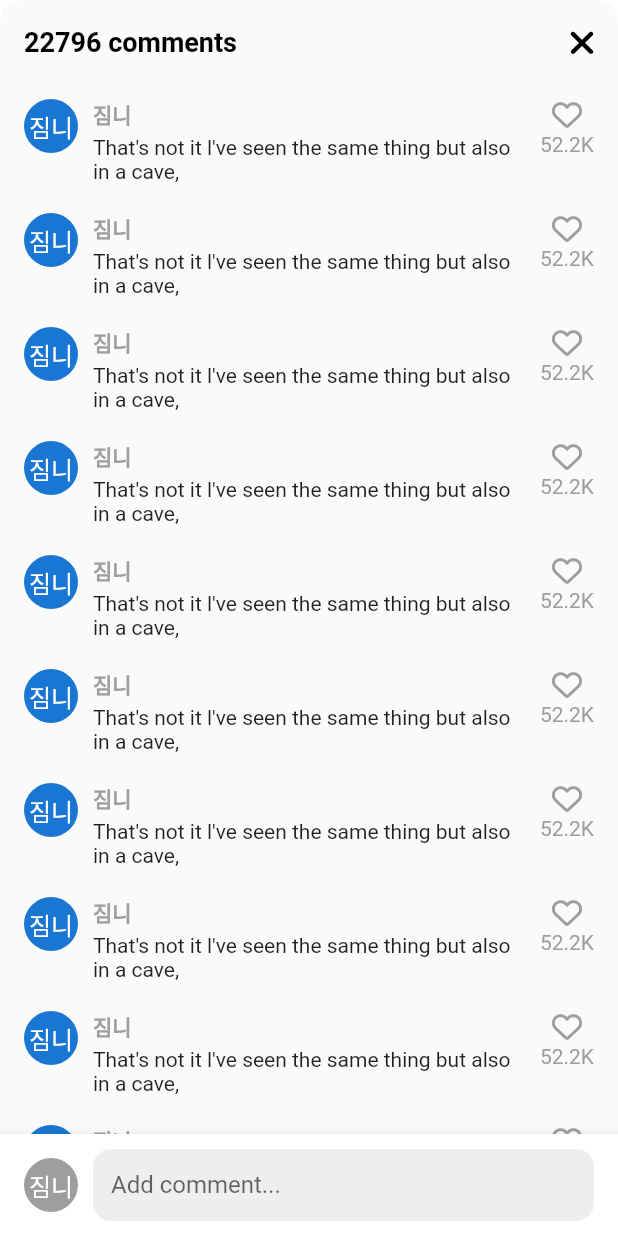
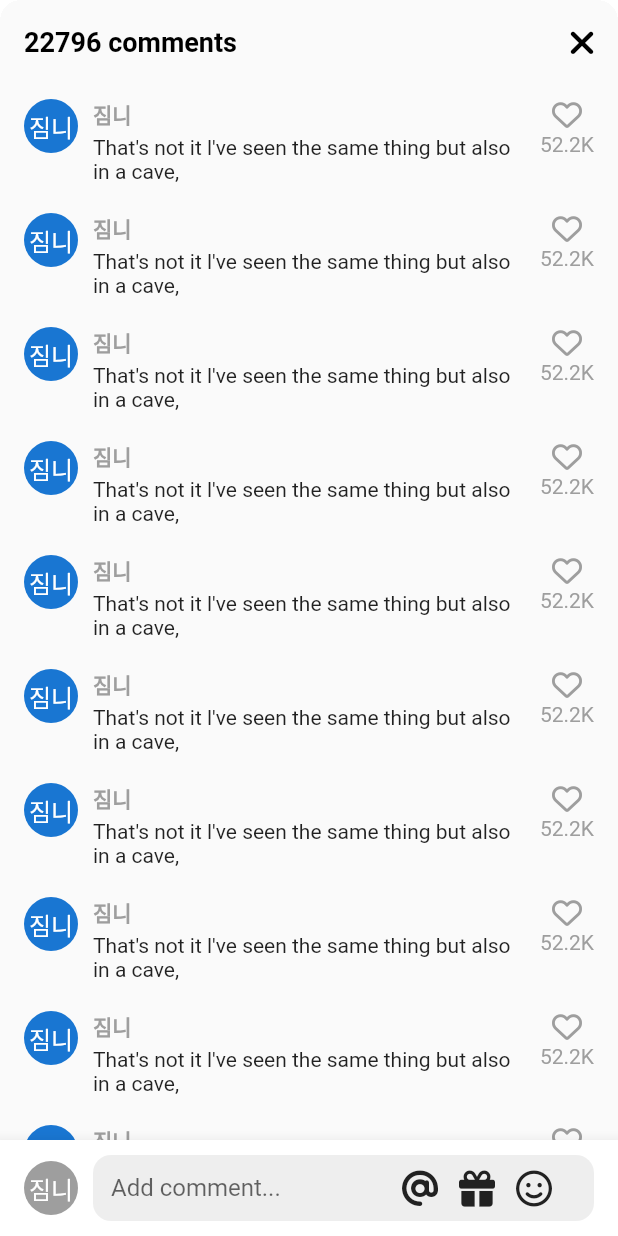
Before and after one commit to wozlsla/tiktok, a Flutter app: the VideoComments screen opened directly, on a phone screen of 412 x 824 dp. Run offline on Flutter 3.47's test engine with Material 3 defaults, Android fonts, the light colour scheme and no system bars; our stand-ins replace font_awesome_flutter, video_player, visibility_detector; network calls fail.

Commit message:
feat: add text input action to comment bottom sheet

```diff
--- a/lib/features/videos/widgets/video_comments.dart
+++ b/lib/features/videos/widgets/video_comments.dart
@@ -11,8 +11,23 @@
 }
 
 class _VideoCommentsState extends State<VideoComments> {
+  bool _isWriting = false;
+
   void _onClosePressed() {
     Navigator.of(context).pop();
+  }
+
+  void _stopWriting() {
+    FocusScope.of(context).unfocus();
+    setState(() {
+      _isWriting = false;
+    });
+  }
+
+  void _onStartWriting() {
+    setState(() {
+      _isWriting = true;
+    });
   }
 
   @override
@@ -37,12 +52,16 @@
             ),
           ],
         ),
-        body: Stack(
+        body: GestureDetector(
+          onTap: _stopWriting,
+          child: Stack(
             children: [
               ListView.separated(
-              padding: const EdgeInsets.symmetric(
-                vertical: Sizes.size10,
-                horizontal: Sizes.size16,
+                padding: const EdgeInsets.only(
+                  top: Sizes.size10,
+                  left: Sizes.size16,
+                  right: Sizes.size16,
+                  bottom: Sizes.size96 + Sizes.size20,
                 ),
                 separatorBuilder: (context, index) => Gaps.v20,
                 itemCount: 10,
@@ -111,7 +130,14 @@
                         ),
                         Gaps.h10,
                         Expanded(
+                          child: SizedBox(
+                            height: Sizes.size44,
                             child: TextField(
+                              onTap: _onStartWriting,
+                              expands: true,
+                              minLines: null,
+                              maxLines: null,
+                              textInputAction: TextInputAction.newline,
                               cursorColor: Theme.of(context).primaryColor,
                               decoration: InputDecoration(
                                   hintText: "Add comment...",
@@ -124,9 +150,42 @@
                                   filled: true,
                                   fillColor: Colors.grey.shade200,
                                   contentPadding: const EdgeInsets.symmetric(
-                              vertical: Sizes.size10,
+                                    // vertical: Sizes.size10,
                                     horizontal: Sizes.size12,
                                   ),
+                                  suffixIcon: Padding(
+                                    padding: const EdgeInsets.only(
+                                        right: Sizes.size14),
+                                    child: Row(
+                                      mainAxisSize: MainAxisSize.min,
+                                      children: [
+                                        FaIcon(
+                                          FontAwesomeIcons.at,
+                                          color: Colors.grey.shade900,
+                                        ),
+                                        Gaps.h14,
+                                        FaIcon(
+                                          FontAwesomeIcons.gift,
+                                          color: Colors.grey.shade900,
+                                        ),
+                                        Gaps.h14,
+                                        FaIcon(
+                                          FontAwesomeIcons.faceSmile,
+                                          color: Colors.grey.shade900,
+                                        ),
+                                        Gaps.h14,
+                                        if (_isWriting)
+                                          GestureDetector(
+                                            onTap: _stopWriting,
+                                            child: FaIcon(
+                                              FontAwesomeIcons.circleArrowUp,
+                                              color: Theme.of(context)
+                                                  .primaryColor,
+                                            ),
+                                          ),
+                                      ],
+                                    ),
+                                  )),
                             ),
                           ),
                         )
@@ -138,6 +197,7 @@
             ],
           ),
         ),
+      ),
     );
   }
 }
```
Lines whose indentation alone changed are shown as unchanged.
